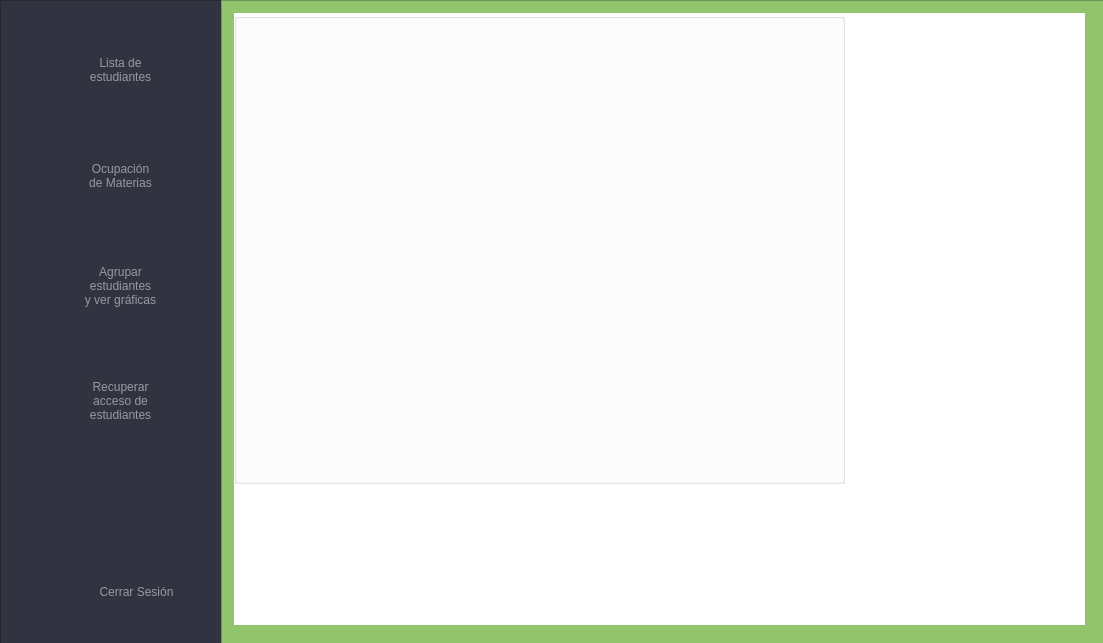
First picture: the form in FCC/mainwindow.ui, repository AlexAcoltzi/IS_2, before the edit.
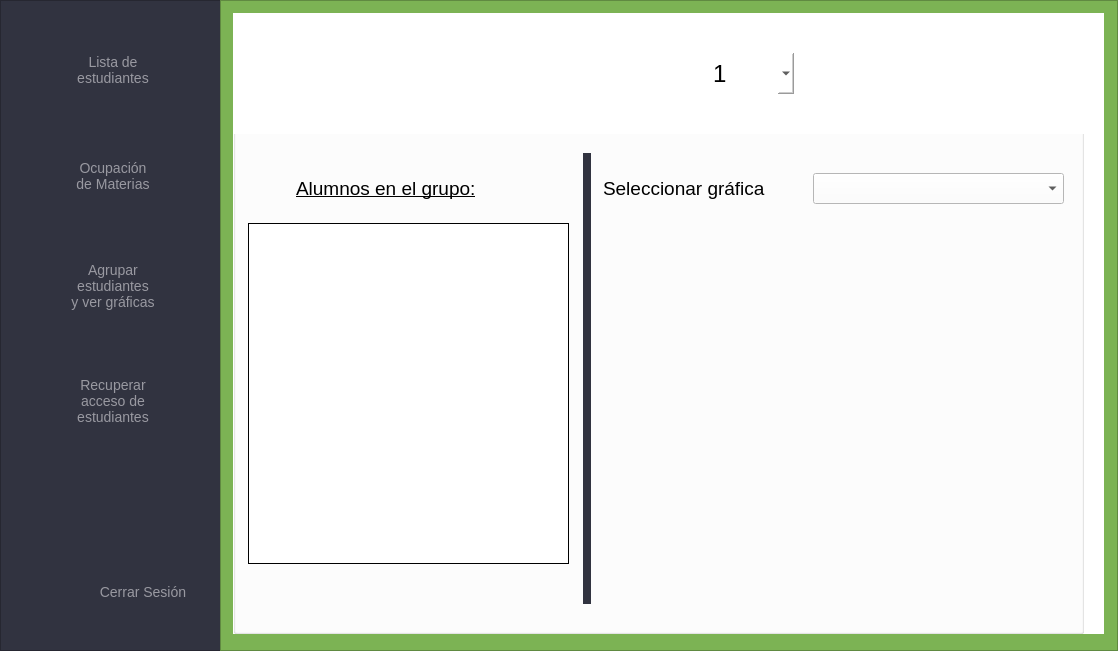
Second picture: the form after the edit. The open tabs and pages were chosen to show the change. Icons and pictures are not drawn.

```diff
--- a/FCC/mainwindow.ui
+++ b/FCC/mainwindow.ui
@@ -6,8 +6,8 @@
    <rect>
     <x>0</x>
     <y>0</y>
-    <width>1103</width>
-    <height>643</height>
+    <width>1118</width>
+    <height>651</height>
    </rect>
   </property>
   <property name="sizePolicy">
@@ -19,6 +19,23 @@
   <property name="windowTitle">
    <string>MainWindow</string>
   </property>
+  <property name="styleSheet">
+   <string notr="true">QMessageBox{
+	background-color: white;
+	font-family: rubik;
+	font-size: 15px;
+	color: rgb(40, 53, 147);
+}
+
+QPushButton{
+	color: white;
+	background-color: rgb(47, 64, 47);
+	font-size:14px;
+	border: 1px solid #1a237e;
+	border-radius: 10px; 
+	padding: 2px 15px;
+}</string>
+  </property>
   <widget class="QWidget" name="centralwidget">
    <widget class="QStackedWidget" name="stackedWidget">
     <property name="geometry">
@@ -2115,12 +2132,21 @@
       <widget class="QPushButton" name="cerrar_sesion_2">
        <property name="geometry">
         <rect>
-         <x>26</x>
+         <x>40</x>
          <y>572</y>
          <width>191</width>
          <height>40</height>
         </rect>
        </property>
+       <property name="font">
+        <font>
+         <family>Arial</family>
+         <pointsize>13</pointsize>
+         <weight>50</weight>
+         <italic>false</italic>
+         <bold>false</bold>
+        </font>
+       </property>
        <property name="styleSheet">
         <string notr="true">QPushButton{
 font: 15pt &quot;Arial&quot;;
@@ -2158,14 +2184,14 @@
      <widget class="QFrame" name="frame_13">
       <property name="geometry">
        <rect>
-        <x>221</x>
+        <x>220</x>
         <y>0</y>
         <width>898</width>
         <height>651</height>
        </rect>
       </property>
       <property name="styleSheet">
-       <string notr="true"> background-color: rgb(145, 196, 107);</string>
+       <string notr="true"> background-color: #7cb354;</string>
       </property>
       <property name="frameShape">
        <enum>QFrame::StyledPanel</enum>
@@ -2178,8 +2204,8 @@
         <rect>
          <x>13</x>
          <y>13</y>
-         <width>851</width>
-         <height>612</height>
+         <width>871</width>
+         <height>621</height>
         </rect>
        </property>
        <property name="styleSheet">
@@ -2322,13 +2348,278 @@
           <rect>
            <x>0</x>
            <y>0</y>
-           <width>611</width>
-           <height>471</height>
+           <width>851</width>
+           <height>621</height>
           </rect>
          </property>
          <property name="title">
           <string/>
          </property>
+         <widget class="QLabel" name="label_16">
+          <property name="geometry">
+           <rect>
+            <x>0</x>
+            <y>0</y>
+            <width>865</width>
+            <height>121</height>
+           </rect>
+          </property>
+          <property name="styleSheet">
+           <string notr="true">border-image: url(:/Imagenes/Profesor/barra.png);</string>
+          </property>
+          <property name="text">
+           <string/>
+          </property>
+         </widget>
+         <widget class="QLabel" name="label_17">
+          <property name="geometry">
+           <rect>
+            <x>30</x>
+            <y>40</y>
+            <width>391</width>
+            <height>41</height>
+           </rect>
+          </property>
+          <property name="font">
+           <font>
+            <family>MS Shell Dlg 2</family>
+            <pointsize>20</pointsize>
+            <weight>10</weight>
+            <italic>false</italic>
+            <bold>false</bold>
+           </font>
+          </property>
+          <property name="styleSheet">
+           <string notr="true">background-color: transparent;
+color:white;
+font: 80 20pt &quot;MS Shell Dlg 2&quot;;</string>
+          </property>
+          <property name="text">
+           <string>Elija el número del grupo:</string>
+          </property>
+         </widget>
+         <widget class="QComboBox" name="grupo">
+          <property name="geometry">
+           <rect>
+            <x>430</x>
+            <y>40</y>
+            <width>131</width>
+            <height>41</height>
+           </rect>
+          </property>
+          <property name="font">
+           <font>
+            <pointsize>18</pointsize>
+            <weight>50</weight>
+            <bold>false</bold>
+           </font>
+          </property>
+          <property name="styleSheet">
+           <string notr="true">background: rgba(255, 255, 255, 150);
+border-radius: 15px;
+padding-left: 50px;
+</string>
+          </property>
+          <item>
+           <property name="text">
+            <string>1</string>
+           </property>
+          </item>
+          <item>
+           <property name="text">
+            <string>2</string>
+           </property>
+          </item>
+          <item>
+           <property name="text">
+            <string>3</string>
+           </property>
+          </item>
+          <item>
+           <property name="text">
+            <string>4</string>
+           </property>
+          </item>
+          <item>
+           <property name="text">
+            <string>5</string>
+           </property>
+          </item>
+          <item>
+           <property name="text">
+            <string>6</string>
+           </property>
+          </item>
+          <item>
+           <property name="text">
+            <string>7</string>
+           </property>
+          </item>
+          <item>
+           <property name="text">
+            <string>8</string>
+           </property>
+          </item>
+          <item>
+           <property name="text">
+            <string>9</string>
+           </property>
+          </item>
+          <item>
+           <property name="text">
+            <string>10</string>
+           </property>
+          </item>
+          <item>
+           <property name="text">
+            <string>11</string>
+           </property>
+          </item>
+          <item>
+           <property name="text">
+            <string>12</string>
+           </property>
+          </item>
+          <item>
+           <property name="text">
+            <string>13</string>
+           </property>
+          </item>
+          <item>
+           <property name="text">
+            <string>14</string>
+           </property>
+          </item>
+          <item>
+           <property name="text">
+            <string>15</string>
+           </property>
+          </item>
+          <item>
+           <property name="text">
+            <string>16</string>
+           </property>
+          </item>
+          <item>
+           <property name="text">
+            <string>17</string>
+           </property>
+          </item>
+          <item>
+           <property name="text">
+            <string>18</string>
+           </property>
+          </item>
+         </widget>
+         <widget class="QLabel" name="label_18">
+          <property name="geometry">
+           <rect>
+            <x>63</x>
+            <y>150</y>
+            <width>221</width>
+            <height>51</height>
+           </rect>
+          </property>
+          <property name="font">
+           <font>
+            <family>MS Shell Dlg 2</family>
+            <pointsize>14</pointsize>
+            <weight>10</weight>
+            <italic>false</italic>
+            <bold>false</bold>
+            <underline>true</underline>
+           </font>
+          </property>
+          <property name="styleSheet">
+           <string notr="true">background-color: transparent;
+color:black;
+font: 80 14pt &quot;MS Shell Dlg 2&quot;;</string>
+          </property>
+          <property name="text">
+           <string>Alumnos en el grupo:</string>
+          </property>
+         </widget>
+         <widget class="QLabel" name="label_19">
+          <property name="geometry">
+           <rect>
+            <x>350</x>
+            <y>140</y>
+            <width>8</width>
+            <height>451</height>
+           </rect>
+          </property>
+          <property name="styleSheet">
+           <string notr="true">background-color: rgb(49, 51, 64);</string>
+          </property>
+          <property name="text">
+           <string/>
+          </property>
+         </widget>
+         <widget class="QTableView" name="alumnosxgrupo">
+          <property name="geometry">
+           <rect>
+            <x>15</x>
+            <y>210</y>
+            <width>321</width>
+            <height>341</height>
+           </rect>
+          </property>
+          <property name="styleSheet">
+           <string notr="true">QTableView{ 
+   background-color: white; 
+   color: black; 
+   border : 1px solid black; 
+   font: 8.5pt; 
+   height: 30px;
+}
+
+QHeaderView::section { 
+    background-color: rgb(49, 51, 64); 
+    color: white; 
+    border : 1px solid black; 
+    font: 8.5pt;                                
+	height: 30px;
+}</string>
+          </property>
+         </widget>
+         <widget class="QLabel" name="label_20">
+          <property name="geometry">
+           <rect>
+            <x>370</x>
+            <y>150</y>
+            <width>201</width>
+            <height>51</height>
+           </rect>
+          </property>
+          <property name="font">
+           <font>
+            <family>MS Shell Dlg 2</family>
+            <pointsize>14</pointsize>
+            <weight>10</weight>
+            <italic>false</italic>
+            <bold>false</bold>
+            <underline>false</underline>
+           </font>
+          </property>
+          <property name="styleSheet">
+           <string notr="true">background-color: transparent;
+color:black;
+font: 80 14pt &quot;MS Shell Dlg 2&quot;;</string>
+          </property>
+          <property name="text">
+           <string>Seleccionar gráfica</string>
+          </property>
+         </widget>
+         <widget class="QComboBox" name="comboBox">
+          <property name="geometry">
+           <rect>
+            <x>580</x>
+            <y>160</y>
+            <width>251</width>
+            <height>31</height>
+           </rect>
+          </property>
+         </widget>
         </widget>
        </widget>
        <widget class="QWidget" name="Graficas_2">
```
Left out of the diff: 635 changed lines with no effect on the pictures.
